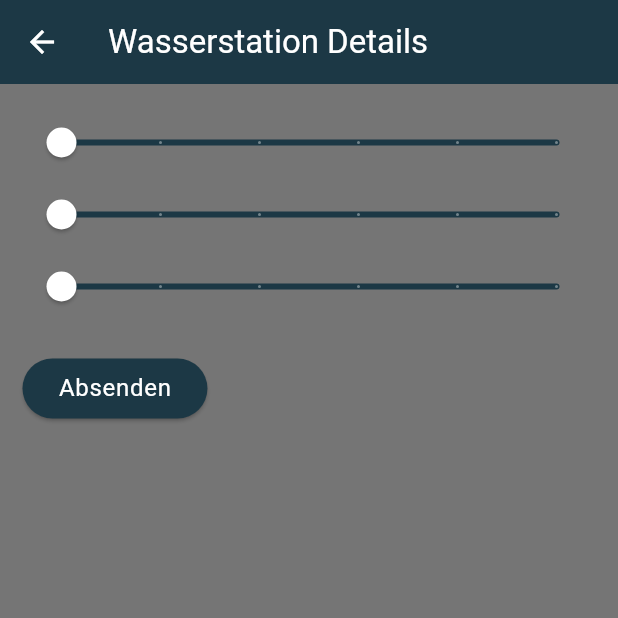
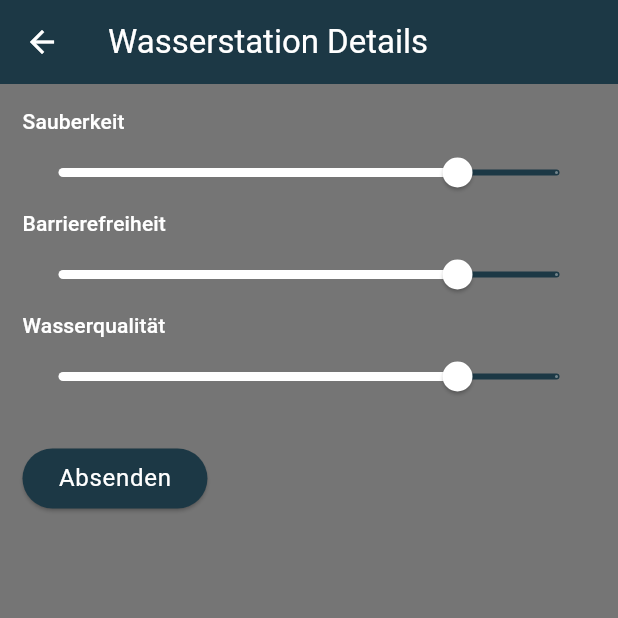
Before and after one commit to PoseidonPSE2/app, a Flutter app: the Waterstationreview screen opened directly, on a phone screen of 412 x 824 dp, the top half of it. Run offline on Flutter 3.47's test engine with Material 3 defaults, Android fonts, the phone set to English and light mode, and no system bars; our stand-ins replace flutter_map, font_awesome_flutter, latlong2, yaml; missing offline and left inert: nfc_manager; accounts and stored records are empty.

Commit message:
Dev: addings text for the slider

```diff
--- a/lib/pages/WaterstationDetails.dart
+++ b/lib/pages/WaterstationDetails.dart
@@ -50,7 +50,8 @@ class Waterstationdetails extends StatelessWidget {
                           },
                           child: Text(
                             'Ein Problem melden',
-                            style: Theme.of(context).textTheme.labelMedium,
+                            style: Theme.of(context).textTheme.labelMedium
+                              ?.copyWith(decoration: TextDecoration.underline),
                           ),
                         ))
                   ],
--- a/lib/pages/WaterstationReview.dart
+++ b/lib/pages/WaterstationReview.dart
@@ -21,9 +21,21 @@ class Waterstationreview extends StatelessWidget {
               mainAxisAlignment: MainAxisAlignment.start,
               crossAxisAlignment: CrossAxisAlignment.start,
               children: [
-                const Reviewslider(),
-                const Reviewslider(),
-                const Reviewslider(),
+                Text(
+                  'Sauberkeit',
+                  style: Theme.of(context).textTheme.labelLarge
+                ),
+                const Reviewslider(initialValue: 3.5),
+                Text(
+                    'Barrierefreiheit',
+                    style: Theme.of(context).textTheme.labelLarge
+                ),
+                const Reviewslider(initialValue: 3.5),
+                Text(
+                    'Wasserqualität',
+                    style: Theme.of(context).textTheme.labelLarge
+                ),
+                const Reviewslider(initialValue: 3.5),
                 Padding(
                   padding: const EdgeInsets.only(
                     top: 20,
--- a/lib/widgets.dart/reviewSlider.dart
+++ b/lib/widgets.dart/reviewSlider.dart
@@ -1,7 +1,8 @@
 import 'package:flutter/material.dart';
 
 class Reviewslider extends StatefulWidget {
-  const Reviewslider({Key? key}) : super(key: key);
+  final double initialValue;
+  const Reviewslider({Key? key, required this.initialValue}) : super(key: key);
 
   @override
   State<Reviewslider> createState() => _SliderState();
@@ -9,6 +10,12 @@ class Reviewslider extends StatefulWidget {
 
 class _SliderState extends State<Reviewslider> {
   double _currentSliderValue = 0;
+
+  @override
+  void initState() {
+    super.initState();
+    _currentSliderValue = widget.initialValue;
+  }
 
   @override
   Widget build(BuildContext context) {
```
